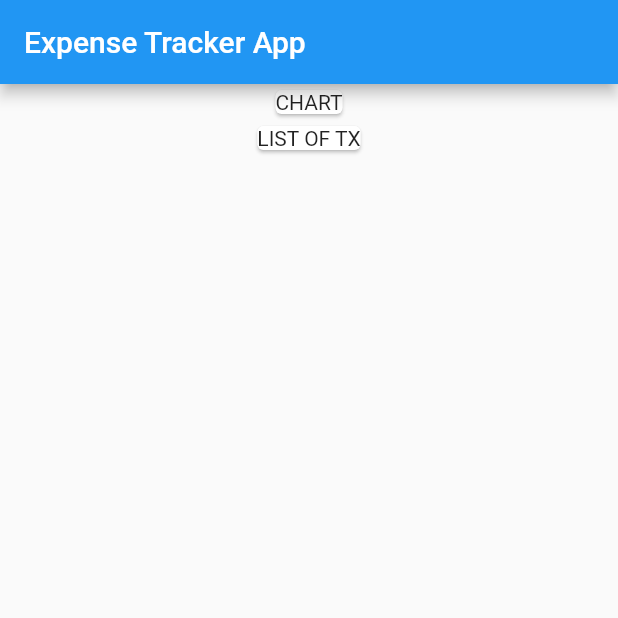
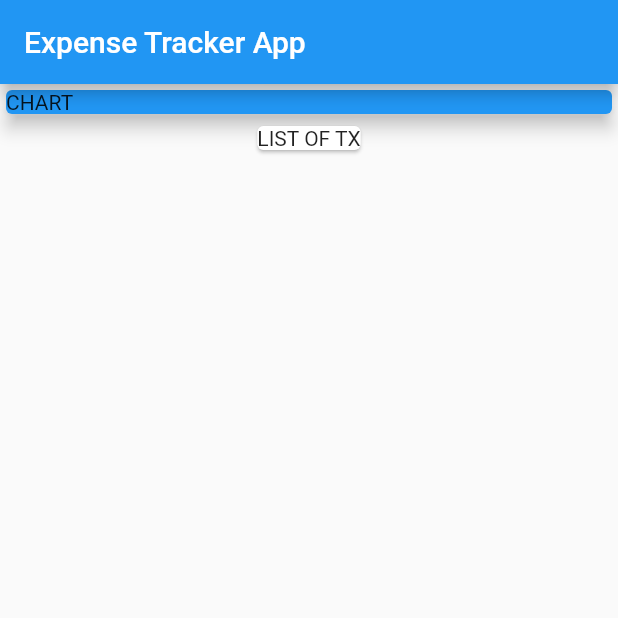
Before and after one commit to Isaacobuya5/expense_tracker_mobileapp, a Flutter app: the screen it shows after launch, on a phone screen of 412 x 824 dp, the top half of it. Run offline on Flutter 3.47's test engine with Material 2 defaults, Android fonts, the phone set to English and light mode, and no system bars.

Commit message:
alter the size of card by wrapping it in a parent container and specifying its width

```diff
--- a/lib/main.dart
+++ b/lib/main.dart
@@ -28,8 +28,13 @@ class MyHomePage extends StatelessWidget {
         child: Column(
          children: <Widget>[
            // chart area
-           Card(
+           Container(
+             width: double.infinity,
+             child: Card(
+            color: Colors.blue,
              child: Text('CHART'),
+             elevation: 5,
+           ),
            ),
            Card(
              child: Text('LIST OF TX'),)
```
